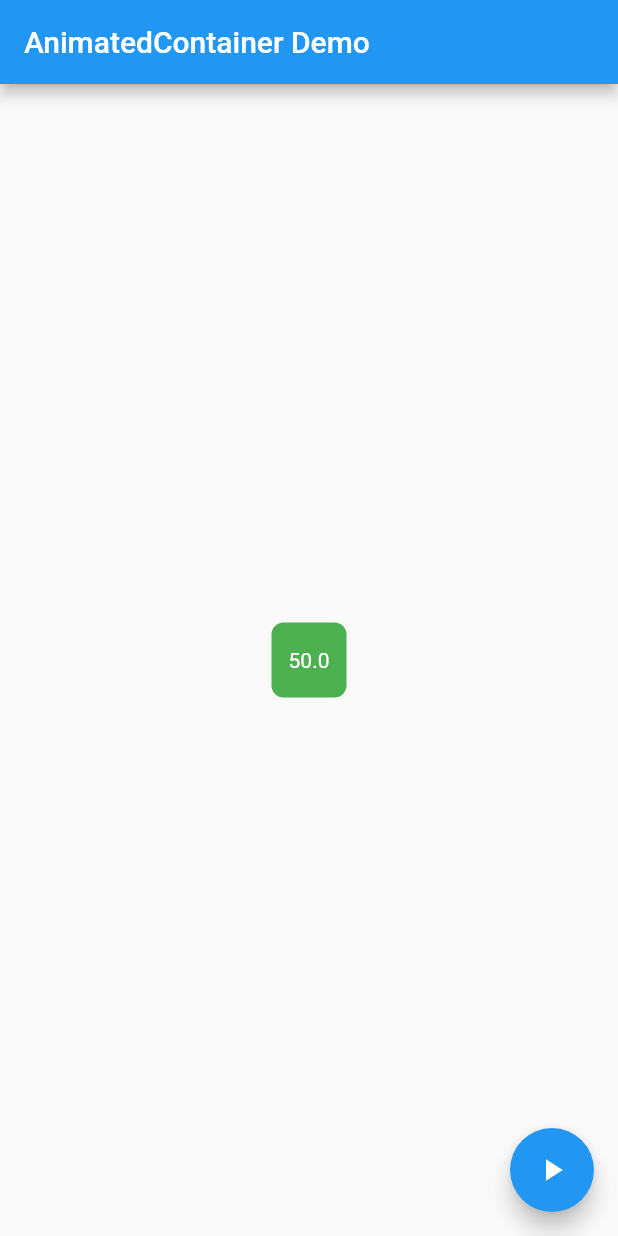
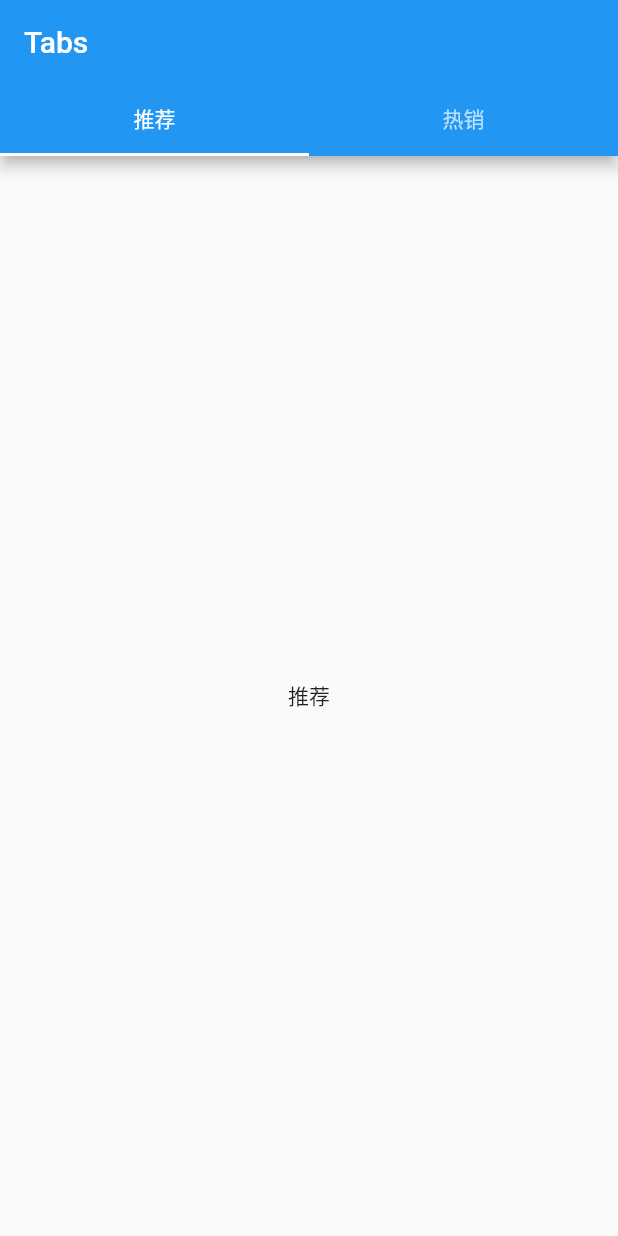
Before and after one commit to djdeo/flutter-demos, a Flutter app: the screen it shows after launch, on a phone screen of 412 x 824 dp. Run offline on Flutter 3.47's test engine with Material 2 defaults, Android fonts, the phone set to English and light mode, and no system bars.

Commit message:
nav tabs

```diff
--- a/lib/main.dart
+++ b/lib/main.dart
@@ -1,73 +1,50 @@
-import 'dart:math';
+import 'package:flutter/material.dart';
+import './routes.dart';
 
-import 'package:flutter/material.dart';
+void main() => runApp(MyApp());
 
-void main() => runApp(AnimatedContainerApp());
-
-class AnimatedContainerApp extends StatefulWidget {
+class MyApp extends StatefulWidget {
   @override
-  _AnimatedContainerAppState createState() => _AnimatedContainerAppState();
+  _MyAppState createState() => _MyAppState();
 }
 
-class _AnimatedContainerAppState extends State<AnimatedContainerApp> {
-  // Define the various properties with default values. Update these properties
-  // when the user taps a FloatingActionButton.
-  double _width = 50;
-  double _height = 50;
-  Color _color = Colors.green;
-  BorderRadiusGeometry _borderRadius = BorderRadius.circular(8);
+class _MyAppState extends State<MyApp> with SingleTickerProviderStateMixin {
+  TabController _tabController;
+
+  @override
+  void initState() {
+    _tabController = TabController(length: 2, vsync: this);
+    super.initState();
+  }
 
   @override
   Widget build(BuildContext context) {
     return MaterialApp(
       home: Scaffold(
-        appBar: AppBar(
-          title: Text('AnimatedContainer Demo'),
-        ),
-        body: Center(
-          child: AnimatedContainer(
-            // Use the properties stored in the State class.
-            width: _width,
-            height: _height,
-            decoration: BoxDecoration(
-              color: _color,
-              borderRadius: _borderRadius,
-            ),
-            // Define how long the animation should take.
-            duration: Duration(seconds: 1),
-            // Provide an optional curve to make the animation feel smoother.
-            curve: Curves.fastOutSlowIn,
-            child: Center(child: Text('$_width', style: TextStyle(color: Colors.white)),),
-          ),
-        ),
-        floatingActionButton: FloatingActionButton(
-          child: Icon(Icons.play_arrow),
-          // When the user taps the button
-          onPressed: () {
-            // Use setState to rebuild the widget with new values.
-            setState(() {
-              // Create a random number generator.
-              final random = Random();
-
-              // Generate a random width and height.
-              _width = random.nextInt(300).toDouble();
-              _height = random.nextInt(300).toDouble();
-
-              // Generate a random color.
-              _color = Color.fromRGBO(
-                random.nextInt(256),
-                random.nextInt(256),
-                random.nextInt(256),
-                1,
-              );
-
-              // Generate a random border radius.
-              _borderRadius =
-                  BorderRadius.circular(random.nextInt(100).toDouble());
-            });
-          },
-        ),
-      ),
+          appBar: AppBar(
+              title: Text('Tabs'),
+              bottom: TabBar(
+                controller: this._tabController, // 注意提供 controller
+                tabs: [
+                  Tab(
+                    text: '推荐',
+                  ),
+                  Tab(
+                    text: '热销',
+                  ),
+                ],
+              )),
+          body: TabBarView(
+            controller: this._tabController, // 注意提供 controller
+            children: [
+              Center(
+                child: Text('推荐'),
+              ),
+              Center(
+                child: Text('热销'),
+              ),
+            ],
+          )),
     );
   }
 }
--- /dev/null
+++ b/lib/routes.dart
@@ -0,0 +1,3 @@
+import 'package:my_flutter_app/pages/searchPage.dart';
+
+final routes = {'/search': (context, {arguments}) => SearchPage(arguments:arguments)};
```
Also changed, not shown: lib/pages/searchPage.dart (added, +14 -0 lines).
